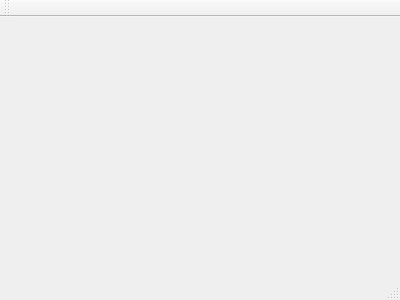
This is mainwindow.ui in Carlos-D-09/lerma as Qt 5 draws it before an edit. The edited form follows.
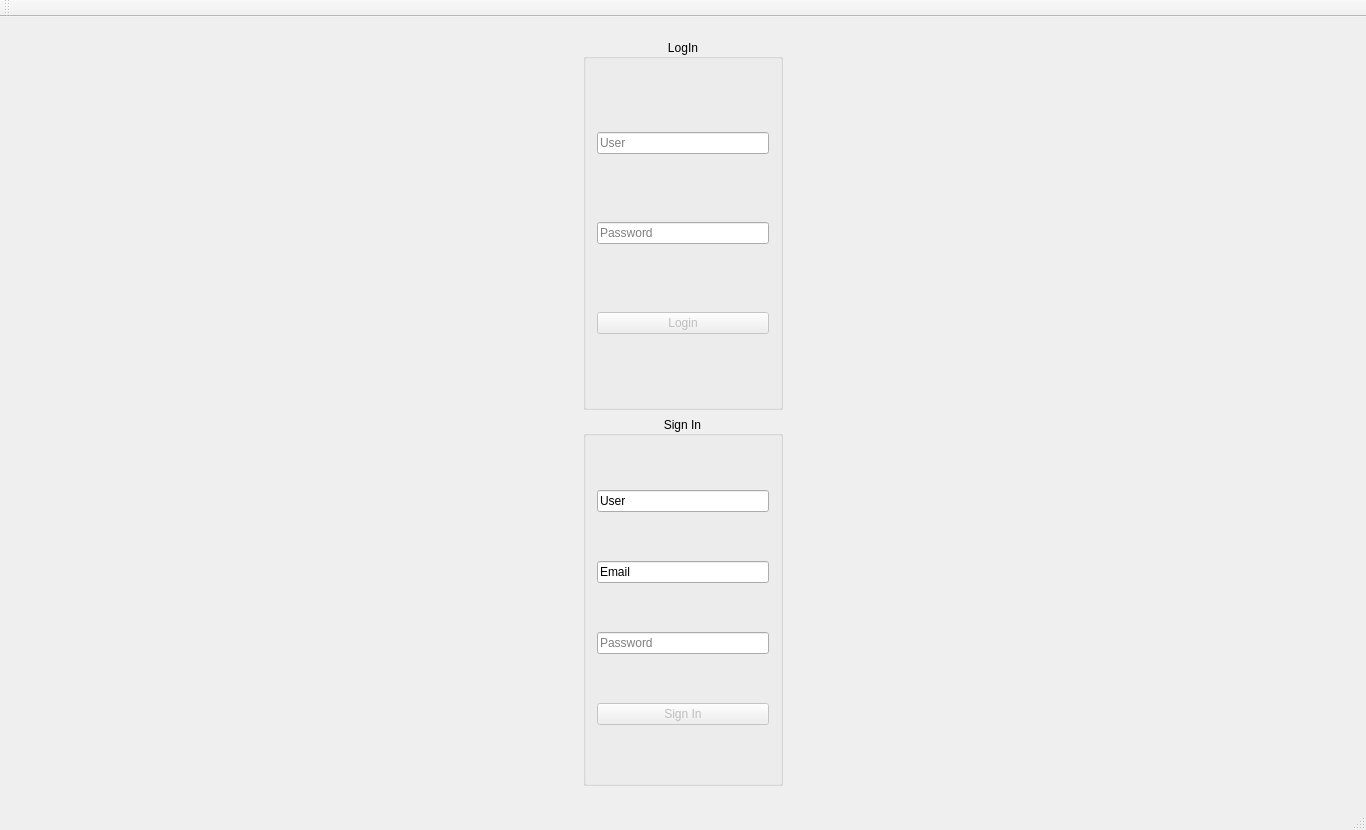
This is the edited form.

Commit message: Implementadas en interfaz grafica las ventanas logIn y sigIn

```diff
--- a/mainwindow.ui
+++ b/mainwindow.ui
@@ -1,24 +1,151 @@
 <ui version="4.0">
  <class>MainWindow</class>
- <widget class="QMainWindow" name="MainWindow" >
-  <property name="geometry" >
+ <widget class="QMainWindow" name="MainWindow">
+  <property name="geometry">
    <rect>
     <x>0</x>
     <y>0</y>
-    <width>400</width>
-    <height>300</height>
+    <width>1366</width>
+    <height>830</height>
    </rect>
   </property>
   <property name="windowTitle" >
    <string>MainWindow</string>
   </property>
-  <widget class="QMenuBar" name="menuBar" />
-  <widget class="QToolBar" name="mainToolBar" />
-  <widget class="QWidget" name="centralWidget" />
-  <widget class="QStatusBar" name="statusBar" />
+  <widget class="QWidget" name="centralWidget">
+   <layout class="QGridLayout" name="gridLayout">
+    <item row="0" column="0">
+     <widget class="QStackedWidget" name="viewSW">
+      <property name="currentIndex">
+       <number>0</number>
+      </property>
+      <widget class="QWidget" name="page">
+       <layout class="QGridLayout" name="gridLayout_2">
+        <item row="0" column="0">
+         <widget class="QGroupBox" name="loginGB">
+          <property name="maximumSize">
+           <size>
+            <width>200</width>
+            <height>16777215</height>
+           </size>
+          </property>
+          <property name="title">
+           <string>LogIn</string>
+          </property>
+          <property name="alignment">
+           <set>Qt::AlignCenter</set>
+          </property>
+          <layout class="QGridLayout" name="gridLayout_3">
+           <item row="0" column="0">
+            <widget class="QLineEdit" name="usernameLE">
+             <property name="placeholderText">
+              <string>User</string>
+             </property>
+            </widget>
+           </item>
+           <item row="1" column="0">
+            <widget class="QLineEdit" name="passwordLE">
+             <property name="echoMode">
+              <enum>QLineEdit::Password</enum>
+             </property>
+             <property name="placeholderText">
+              <string>Password</string>
+             </property>
+            </widget>
+           </item>
+           <item row="2" column="0">
+            <widget class="QPushButton" name="loginPB">
+             <property name="enabled">
+              <bool>false</bool>
+             </property>
+             <property name="text">
+              <string>Login</string>
+             </property>
+            </widget>
+           </item>
+          </layout>
+         </widget>
+        </item>
+        <item row="1" column="0">
+         <widget class="QGroupBox" name="signInGB">
+          <property name="maximumSize">
+           <size>
+            <width>200</width>
+            <height>16777215</height>
+           </size>
+          </property>
+          <property name="title">
+           <string>Sign In</string>
+          </property>
+          <property name="alignment">
+           <set>Qt::AlignCenter</set>
+          </property>
+          <layout class="QGridLayout" name="gridLayout_4">
+           <item row="0" column="0">
+            <widget class="QLineEdit" name="newUserLE">
+             <property name="text">
+              <string>User</string>
+             </property>
+            </widget>
+           </item>
+           <item row="1" column="0">
+            <widget class="QLineEdit" name="emailLE">
+             <property name="text">
+              <string>Email</string>
+             </property>
+            </widget>
+           </item>
+           <item row="2" column="0">
+            <widget class="QLineEdit" name="newPasswordLE">
+             <property name="echoMode">
+              <enum>QLineEdit::Password</enum>
+             </property>
+             <property name="placeholderText">
+              <string>Password</string>
+             </property>
+            </widget>
+           </item>
+           <item row="3" column="0">
+            <widget class="QPushButton" name="signInPB">
+             <property name="enabled">
+              <bool>false</bool>
+             </property>
+             <property name="text">
+              <string>Sign In</string>
+             </property>
+            </widget>
+           </item>
+          </layout>
+         </widget>
+        </item>
+       </layout>
+      </widget>
+      <widget class="QWidget" name="page_2"/>
+     </widget>
+    </item>
+   </layout>
+  </widget>
+  <widget class="QMenuBar" name="menuBar">
+   <property name="geometry">
+    <rect>
+     <x>0</x>
+     <y>0</y>
+     <width>1366</width>
+     <height>21</height>
+    </rect>
+   </property>
+  </widget>
+  <widget class="QToolBar" name="mainToolBar">
+   <attribute name="toolBarArea">
+    <enum>TopToolBarArea</enum>
+   </attribute>
+   <attribute name="toolBarBreak">
+    <bool>false</bool>
+   </attribute>
+  </widget>
+  <widget class="QStatusBar" name="statusBar"/>
  </widget>
- <layoutDefault spacing="6" margin="11" />
- <pixmapfunction></pixmapfunction>
+ <layoutdefault spacing="6" margin="11"/>
  <resources/>
  <connections/>
 </ui>
```
Left out of the diff: 5 changed lines with no effect on the pictures. The commit also changes 1 other file.
